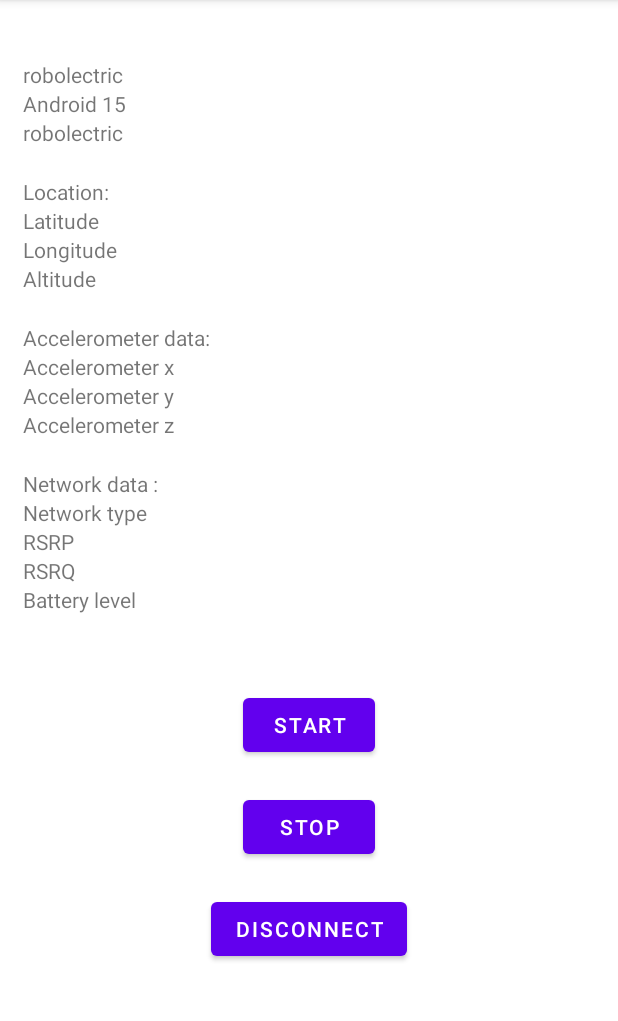
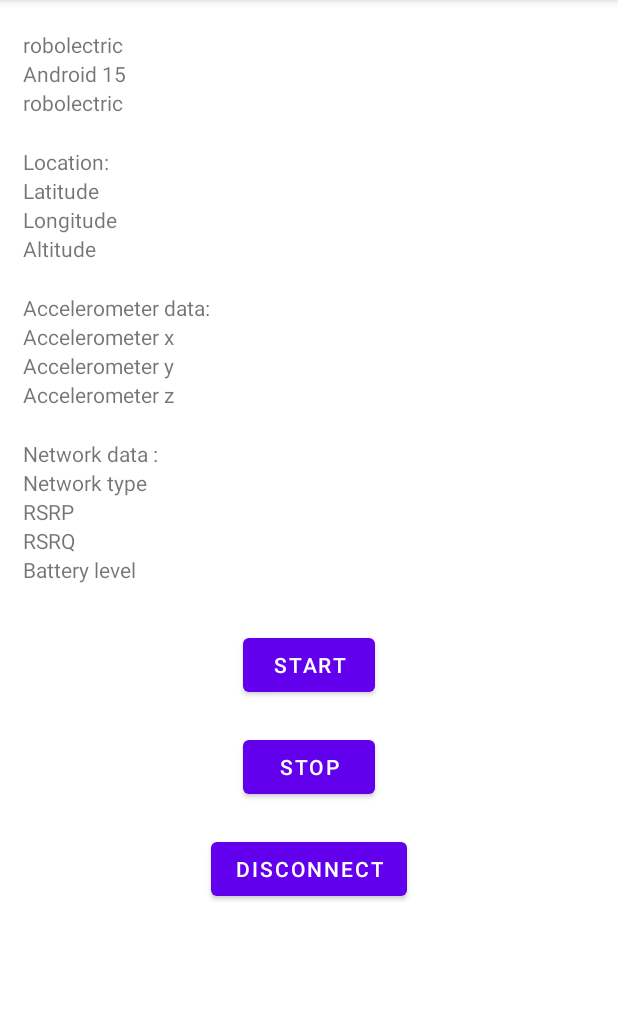
Before and after one commit to HugoBcz/Collector-5G, an Android app: the MainActivity screen opened directly, with no data from a screen before it, on a phone screen of 412 x 824 dp, the part 84-1105 px from its top. Run offline under Robolectric (Android 15) with nearby library versions, the phone set to English and light mode, and no system bars; libraries missing offline, so code that uses them is left out: org.eclipse.paho.

Commit message:
Last code

```diff
--- a/app/src/main/java/com/example/collector5g/MainActivity.java
+++ b/app/src/main/java/com/example/collector5g/MainActivity.java
@@ -70,6 +70,7 @@ public class MainActivity extends AppCompatActivity {
 
     //5G Collection
     static TextView networkData;
+
     static TextView rsrp;
     static TextView rsrq;
     static TextView networkType;
@@ -116,6 +117,9 @@ public class MainActivity extends AppCompatActivity {
                 Intent serviceIntent = new Intent(getApplicationContext(), DataCollectionService.class);
                 serviceIntent.setAction("stop collecting service");
                 stopService(serviceIntent);
+
+                Intent activityIntent = new Intent(MainActivity.this, StartActivity.class);
+                startActivity(activityIntent);
 
                 try {
                     IMqttToken disconToken = StartActivity.client.disconnect();
--- a/app/src/main/res/layout/activity_main.xml
+++ b/app/src/main/res/layout/activity_main.xml
@@ -47,7 +47,7 @@
 
         <Space
             android:layout_width="match_parent"
-            android:layout_height="40dp" />
+            android:layout_height="20dp" />
 
         <TextView
             android:id="@+id/dn"
@@ -175,7 +175,7 @@
 
         <Space
             android:layout_width="match_parent"
-            android:layout_height="50dp" />
+            android:layout_height="30dp" />
 
         <LinearLayout
             android:layout_width="match_parent"
```
Also changed, not shown: app/src/main/java/com/example/collector5g/DataCollectionService.java (+4 -6 lines), app/src/main/java/com/example/collector5g/StartActivity.java (+18 -0 lines).
